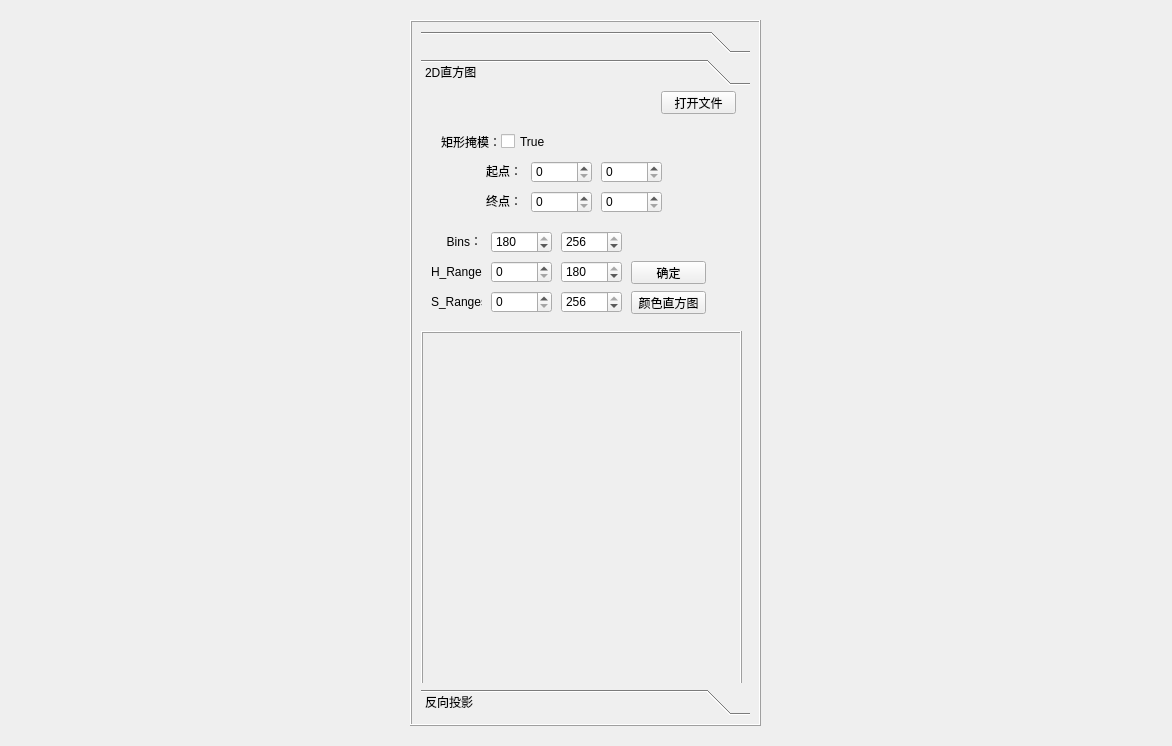
First picture: the form in 大论文代码/第五章/PyQt学习代码/UI文件/zhifangtu.ui, repository zhangjiechina001/MyArticle, before the edit.
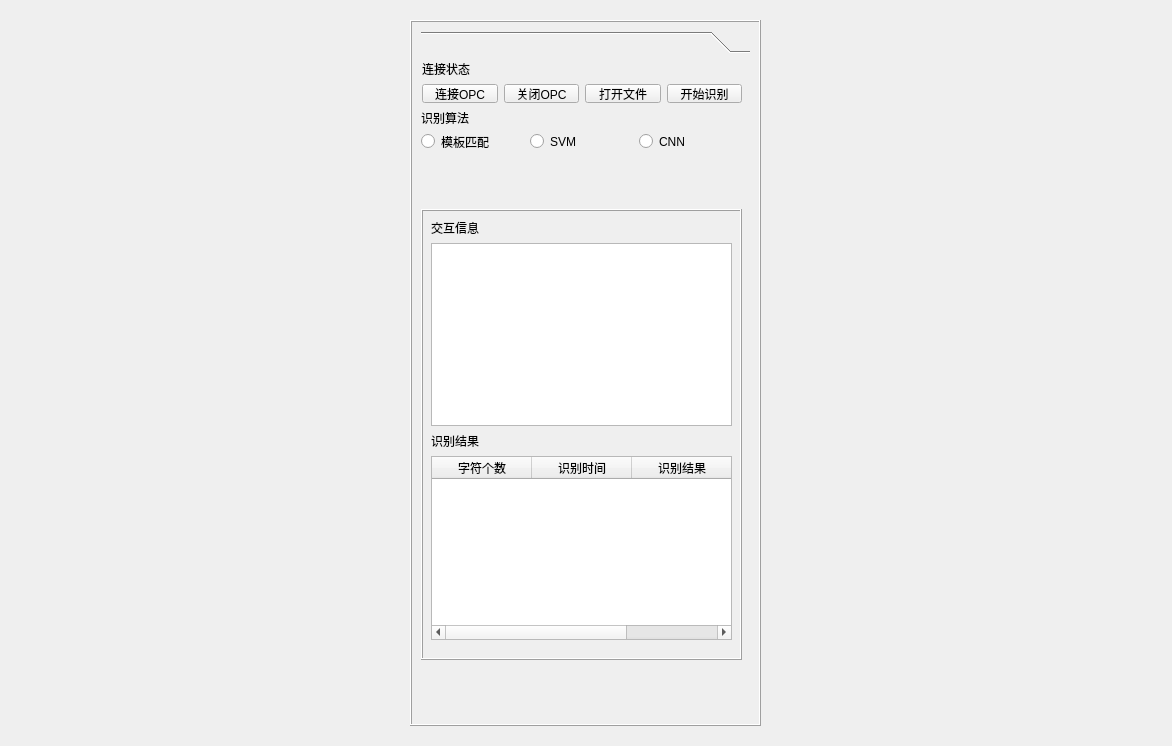
Second picture: the form after the edit. The open tabs and pages were chosen to show the change.

Diff of the .ui file:
```diff
--- a/大论文代码/第五章/PyQt学习代码/UI文件/zhifangtu.ui
+++ b/大论文代码/第五章/PyQt学习代码/UI文件/zhifangtu.ui
@@ -49,7 +49,7 @@
               <x>0</x>
               <y>0</y>
               <width>329</width>
-              <height>610</height>
+              <height>662</height>
              </rect>
             </property>
             <attribute name="label">
@@ -225,534 +225,6 @@
              </layout>
             </widget>
            </widget>
-           <widget class="QWidget" name="page_2">
-            <property name="geometry">
-             <rect>
-              <x>0</x>
-              <y>0</y>
-              <width>329</width>
-              <height>610</height>
-             </rect>
-            </property>
-            <attribute name="label">
-             <string>2D直方图</string>
-            </attribute>
-            <widget class="QWidget" name="widget_4" native="true">
-             <property name="geometry">
-              <rect>
-               <x>10</x>
-               <y>30</y>
-               <width>241</width>
-               <height>101</height>
-              </rect>
-             </property>
-             <widget class="QLabel" name="label_8">
-              <property name="geometry">
-               <rect>
-                <x>10</x>
-                <y>10</y>
-                <width>61</width>
-                <height>21</height>
-               </rect>
-              </property>
-              <property name="text">
-               <string>矩形掩模：</string>
-              </property>
-             </widget>
-             <widget class="QLabel" name="label_9">
-              <property name="geometry">
-               <rect>
-                <x>50</x>
-                <y>40</y>
-                <width>41</width>
-                <height>21</height>
-               </rect>
-              </property>
-              <property name="text">
-               <string>&lt;html&gt;&lt;head/&gt;&lt;body&gt;&lt;p align=&quot;right&quot;&gt;起点：&lt;/p&gt;&lt;/body&gt;&lt;/html&gt;</string>
-              </property>
-             </widget>
-             <widget class="QLabel" name="label_10">
-              <property name="geometry">
-               <rect>
-                <x>50</x>
-                <y>70</y>
-                <width>41</width>
-                <height>21</height>
-               </rect>
-              </property>
-              <property name="text">
-               <string>&lt;html&gt;&lt;head/&gt;&lt;body&gt;&lt;p align=&quot;right&quot;&gt;终点：&lt;/p&gt;&lt;/body&gt;&lt;/html&gt;</string>
-              </property>
-             </widget>
-             <widget class="QSpinBox" name="zft_2d_start_y_spinBox">
-              <property name="geometry">
-               <rect>
-                <x>170</x>
-                <y>40</y>
-                <width>61</width>
-                <height>22</height>
-               </rect>
-              </property>
-              <property name="maximum">
-               <number>999999999</number>
-              </property>
-             </widget>
-             <widget class="QSpinBox" name="zft_2d_start_x_spinBox">
-              <property name="geometry">
-               <rect>
-                <x>100</x>
-                <y>40</y>
-                <width>61</width>
-                <height>22</height>
-               </rect>
-              </property>
-              <property name="maximum">
-               <number>999999999</number>
-              </property>
-             </widget>
-             <widget class="QSpinBox" name="zft_2d_end_y_spinBox">
-              <property name="geometry">
-               <rect>
-                <x>170</x>
-                <y>70</y>
-                <width>61</width>
-                <height>22</height>
-               </rect>
-              </property>
-              <property name="maximum">
-               <number>999999999</number>
-              </property>
-             </widget>
-             <widget class="QSpinBox" name="zft_2d_end_x_spinBox">
-              <property name="geometry">
-               <rect>
-                <x>100</x>
-                <y>70</y>
-                <width>61</width>
-                <height>22</height>
-               </rect>
-              </property>
-              <property name="maximum">
-               <number>999999999</number>
-              </property>
-             </widget>
-             <widget class="QCheckBox" name="zft_2d_checkBox">
-              <property name="geometry">
-               <rect>
-                <x>70</x>
-                <y>10</y>
-                <width>71</width>
-                <height>21</height>
-               </rect>
-              </property>
-              <property name="text">
-               <string>True</string>
-              </property>
-             </widget>
-            </widget>
-            <widget class="QSpinBox" name="zft_2d_bins_start_spinBox">
-             <property name="geometry">
-              <rect>
-               <x>70</x>
-               <y>140</y>
-               <width>61</width>
-               <height>22</height>
-              </rect>
-             </property>
-             <property name="maximum">
-              <number>180</number>
-             </property>
-             <property name="value">
-              <number>180</number>
-             </property>
-            </widget>
-            <widget class="QSpinBox" name="zft_2d_bins_end_spinBox">
-             <property name="geometry">
-              <rect>
-               <x>140</x>
-               <y>140</y>
-               <width>61</width>
-               <height>22</height>
-              </rect>
-             </property>
-             <property name="maximum">
-              <number>256</number>
-             </property>
-             <property name="value">
-              <number>256</number>
-             </property>
-            </widget>
-            <widget class="QLabel" name="label_11">
-             <property name="geometry">
-              <rect>
-               <x>10</x>
-               <y>140</y>
-               <width>51</width>
-               <height>21</height>
-              </rect>
-             </property>
-             <property name="text">
-              <string>&lt;html&gt;&lt;head/&gt;&lt;body&gt;&lt;p align=&quot;right&quot;&gt;Bins：&lt;/p&gt;&lt;/body&gt;&lt;/html&gt;</string>
-             </property>
-            </widget>
-            <widget class="QSpinBox" name="zft_2d_H0_spinBox">
-             <property name="geometry">
-              <rect>
-               <x>70</x>
-               <y>170</y>
-               <width>61</width>
-               <height>22</height>
-              </rect>
-             </property>
-             <property name="maximum">
-              <number>256</number>
-             </property>
-            </widget>
-            <widget class="QSpinBox" name="zft_2d_H1_spinBox">
-             <property name="geometry">
-              <rect>
-               <x>140</x>
-               <y>170</y>
-               <width>61</width>
-               <height>22</height>
-              </rect>
-             </property>
-             <property name="maximum">
-              <number>180</number>
-             </property>
-             <property name="value">
-              <number>180</number>
-             </property>
-            </widget>
-            <widget class="QLabel" name="label_12">
-             <property name="geometry">
-              <rect>
-               <x>10</x>
-               <y>170</y>
-               <width>51</width>
-               <height>21</height>
-              </rect>
-             </property>
-             <property name="text">
-              <string>&lt;html&gt;&lt;head/&gt;&lt;body&gt;&lt;p align=&quot;right&quot;&gt;H_Ranges：&lt;/p&gt;&lt;/body&gt;&lt;/html&gt;</string>
-             </property>
-            </widget>
-            <widget class="QSpinBox" name="zft_2d_S0_spinBox">
-             <property name="geometry">
-              <rect>
-               <x>70</x>
-               <y>200</y>
-               <width>61</width>
-               <height>22</height>
-              </rect>
-             </property>
-             <property name="maximum">
-              <number>256</number>
-             </property>
-            </widget>
-            <widget class="QSpinBox" name="zft_2d_S1_spinBox">
-             <property name="geometry">
-              <rect>
-               <x>140</x>
-               <y>200</y>
-               <width>61</width>
-               <height>22</height>
-              </rect>
-             </property>
-             <property name="maximum">
-              <number>256</number>
-             </property>
-             <property name="value">
-              <number>256</number>
-             </property>
-            </widget>
-            <widget class="QLabel" name="label_13">
-             <property name="geometry">
-              <rect>
-               <x>10</x>
-               <y>200</y>
-               <width>51</width>
-               <height>21</height>
-              </rect>
-             </property>
-             <property name="text">
-              <string>&lt;html&gt;&lt;head/&gt;&lt;body&gt;&lt;p align=&quot;right&quot;&gt;S_Ranges：&lt;/p&gt;&lt;/body&gt;&lt;/html&gt;</string>
-             </property>
-            </widget>
-            <widget class="QPushButton" name="zft_2d_openfile_btn">
-             <property name="geometry">
-              <rect>
-               <x>240</x>
-               <y>0</y>
-               <width>75</width>
-               <height>23</height>
-              </rect>
-             </property>
-             <property name="text">
-              <string>打开文件</string>
-             </property>
-            </widget>
-            <widget class="QPushButton" name="zft_2d_OK_btn">
-             <property name="geometry">
-              <rect>
-               <x>210</x>
-               <y>170</y>
-               <width>75</width>
-               <height>23</height>
-              </rect>
-             </property>
-             <property name="text">
-              <string>确定</string>
-             </property>
-            </widget>
-            <widget class="QPushButton" name="zft_2d_yszf_btn">
-             <property name="geometry">
-              <rect>
-               <x>210</x>
-               <y>200</y>
-               <width>75</width>
-               <height>23</height>
-              </rect>
-             </property>
-             <property name="text">
-              <string>颜色直方图</string>
-             </property>
-            </widget>
-            <widget class="QFrame" name="frame_5">
-             <property name="geometry">
-              <rect>
-               <x>0</x>
-               <y>240</y>
-               <width>321</width>
-               <height>361</height>
-              </rect>
-             </property>
-             <property name="frameShape">
-              <enum>QFrame::Box</enum>
-             </property>
-             <property name="frameShadow">
-              <enum>QFrame::Raised</enum>
-             </property>
-             <widget class="QWidget" name="widget_8" native="true">
-              <property name="geometry">
-               <rect>
-                <x>10</x>
-                <y>10</y>
-                <width>301</width>
-                <height>341</height>
-               </rect>
-              </property>
-             </widget>
-            </widget>
-           </widget>
-           <widget class="QWidget" name="page_3">
-            <property name="geometry">
-             <rect>
-              <x>0</x>
-              <y>0</y>
-              <width>329</width>
-              <height>610</height>
-             </rect>
-            </property>
-            <attribute name="label">
-             <string>反向投影</string>
-            </attribute>
-            <widget class="QPushButton" name="zft_fx_openfile_btn">
-             <property name="geometry">
-              <rect>
-               <x>230</x>
-               <y>10</y>
-               <width>75</width>
-               <height>23</height>
-              </rect>
-             </property>
-             <property name="text">
-              <string>打开文件</string>
-             </property>
-            </widget>
-            <widget class="QPushButton" name="zft_fx_ok_btn">
-             <property name="geometry">
-              <rect>
-               <x>230</x>
-               <y>40</y>
-               <width>75</width>
-               <height>23</height>
-              </rect>
-             </property>
-             <property name="text">
-              <string>确定</string>
-             </property>
-            </widget>
-            <widget class="QLabel" name="label_14">
-             <property name="geometry">
-              <rect>
-               <x>20</x>
-               <y>40</y>
-               <width>51</width>
-               <height>21</height>
-              </rect>
-             </property>
-             <property name="text">
-              <string>&lt;html&gt;&lt;head/&gt;&lt;body&gt;&lt;p align=&quot;right&quot;&gt;H_Ranges：&lt;/p&gt;&lt;/body&gt;&lt;/html&gt;</string>
-             </property>
-            </widget>
-            <widget class="QLabel" name="label_15">
-             <property name="geometry">
-              <rect>
-               <x>20</x>
-               <y>10</y>
-               <width>51</width>
-               <height>21</height>
-              </rect>
-             </property>
-             <property name="text">
-              <string>&lt;html&gt;&lt;head/&gt;&lt;body&gt;&lt;p align=&quot;right&quot;&gt;Bins：&lt;/p&gt;&lt;/body&gt;&lt;/html&gt;</string>
-             </property>
-            </widget>
-            <widget class="QSpinBox" name="zft_fx_S1_spinBox">
-             <property name="geometry">
-              <rect>
-               <x>150</x>
-               <y>70</y>
-               <width>61</width>
-               <height>22</height>
-              </rect>
-             </property>
-             <property name="maximum">
-              <number>256</number>
-             </property>
-             <property name="value">
-              <number>256</number>
-             </property>
-            </widget>
-            <widget class="QSpinBox" name="zft_fx_S0_spinBox">
-             <property name="geometry">
-              <rect>
-               <x>80</x>
-               <y>70</y>
-               <width>61</width>
-               <height>22</height>
-              </rect>
-             </property>
-             <property name="maximum">
-              <number>256</number>
-             </property>
-            </widget>
-            <widget class="QLabel" name="label_16">
-             <property name="geometry">
-              <rect>
-               <x>20</x>
-               <y>70</y>
-               <width>51</width>
-               <height>21</height>
-              </rect>
-             </property>
-             <property name="text">
-              <string>&lt;html&gt;&lt;head/&gt;&lt;body&gt;&lt;p align=&quot;right&quot;&gt;S_Ranges：&lt;/p&gt;&lt;/body&gt;&lt;/html&gt;</string>
-             </property>
-            </widget>
-            <widget class="QSpinBox" name="zft_fx_bins1_spinBox">
-             <property name="geometry">
-              <rect>
-               <x>150</x>
-               <y>10</y>
-               <width>61</width>
-               <height>22</height>
-              </rect>
-             </property>
-             <property name="maximum">
-              <number>256</number>
-             </property>
-             <property name="value">
-              <number>256</number>
-             </property>
-            </widget>
-            <widget class="QSpinBox" name="zft_fx_H0_spinBox">
-             <property name="geometry">
-              <rect>
-               <x>80</x>
-               <y>40</y>
-               <width>61</width>
-               <height>22</height>
-              </rect>
-             </property>
-             <property name="maximum">
-              <number>256</number>
-             </property>
-            </widget>
-            <widget class="QSpinBox" name="zft_fx_bins0_spinBox">
-             <property name="geometry">
-              <rect>
-               <x>80</x>
-               <y>10</y>
-               <width>61</width>
-               <height>22</height>
-              </rect>
-             </property>
-             <property name="maximum">
-              <number>180</number>
-             </property>
-             <property name="value">
-              <number>180</number>
-             </property>
-            </widget>
-            <widget class="QSpinBox" name="zft_fx_H1_spinBox">
-             <property name="geometry">
-              <rect>
-               <x>150</x>
-               <y>40</y>
-               <width>61</width>
-               <height>22</height>
-              </rect>
-             </property>
-             <property name="maximum">
-              <number>180</number>
-             </property>
-             <property name="value">
-              <number>180</number>
-             </property>
-            </widget>
-            <widget class="QPushButton" name="zft_fx_save_btn">
-             <property name="geometry">
-              <rect>
-               <x>230</x>
-               <y>70</y>
-               <width>75</width>
-               <height>23</height>
-              </rect>
-             </property>
-             <property name="text">
-              <string>保存</string>
-             </property>
-            </widget>
-            <widget class="QFrame" name="frame_6">
-             <property name="geometry">
-              <rect>
-               <x>0</x>
-               <y>100</y>
-               <width>321</width>
-               <height>501</height>
-              </rect>
-             </property>
-             <property name="frameShape">
-              <enum>QFrame::Box</enum>
-             </property>
-             <property name="frameShadow">
-              <enum>QFrame::Raised</enum>
-             </property>
-             <widget class="QWidget" name="widget_9" native="true">
-              <property name="geometry">
-               <rect>
-                <x>10</x>
-                <y>10</y>
-                <width>301</width>
-                <height>481</height>
-               </rect>
-              </property>
-             </widget>
-            </widget>
-           </widget>
           </widget>
          </item>
         </layout>
```
